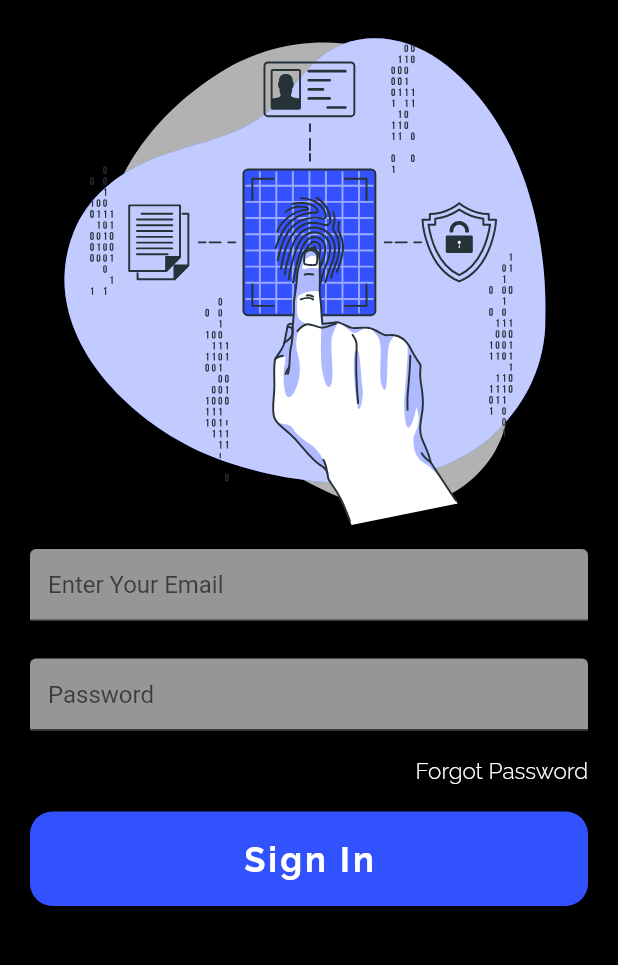
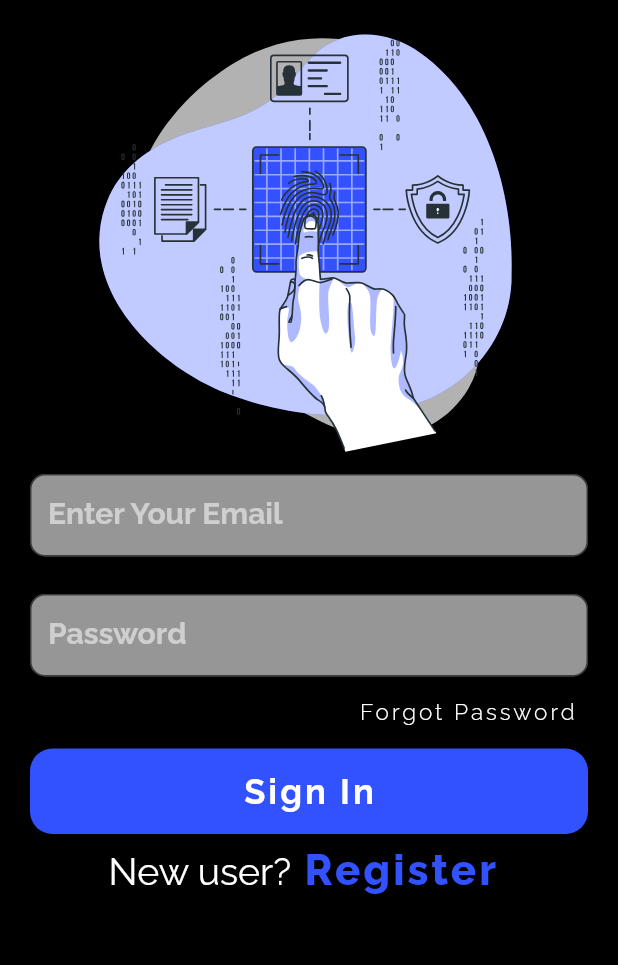
Before and after one commit to udityaprakash/Foodora-Seller-App, a Flutter app: the screen it shows after launch, after a tap on "Sign In", on a phone screen of 412 x 824 dp, the part 75-1040 px from its top. Run offline on Flutter 3.47's test engine with Material 2 defaults, Android fonts, the phone set to English and light mode, and no system bars; our stand-ins replace flutter_svg.

Commit message:
created more pages of forgot pass and register page

```diff
--- a/lib/main.dart
+++ b/lib/main.dart
@@ -2,6 +2,8 @@ import 'package:flutter/material.dart';
 import 'package:foodora_seller/screens/homepage/homepage.dart';
 import 'package:foodora_seller/screens/homepage/loginpage.dart';
 import 'package:foodora_seller/screens/homepage/newsellerpage.dart';
+import 'package:foodora_seller/screens/newregister/register.dart';
+import 'screens/forgotpages/forgotpass.dart';
 import 'screens/splashpage/splash_screen.dart';
 
 void main() {
@@ -15,9 +17,13 @@ class MyApp extends StatelessWidget {
   Widget build(BuildContext context) {
     return MaterialApp(
       debugShowCheckedModeBanner: false,
-      routes: {'/homepage': (_) => const Homepage(),
-      '/siginpage':(_) => const Loginpage(),
-      '/newrestaraunt':(_) => const Newsellerpage()},
+      routes: {
+        '/homepage': (_) => const Homepage(),
+        '/siginpage': (_) => const Loginpage(),
+        '/newrestaraunt': (_) => const Newsellerpage(),
+        '/newregister': (_) => const Register(),
+        '/forgotpass': (_) => const Forgotpassword()
+      },
       theme: ThemeData(
         scaffoldBackgroundColor: Color.fromARGB(255, 0, 0, 0),
         textTheme: Typography().white,
--- a/lib/screens/desigining.dart
+++ b/lib/screens/desigining.dart
@@ -18,7 +18,7 @@ Widget buttongenerator(String quote, BuildContext context, function) {
     ),
     child: Center(
       child: Padding(
-        padding: const EdgeInsets.all(18.0),
+        padding: const EdgeInsets.all(15.0),
         child: Text(
           quote,
           style: const TextStyle(
@@ -32,6 +32,7 @@ Widget buttongenerator(String quote, BuildContext context, function) {
     ),
   );
 }
+
 Widget svggenerator(double h, double w, String uri) {
   return SvgPicture.asset(
     uri,
@@ -41,12 +42,13 @@ Widget svggenerator(double h, double w, String uri) {
 }
 
 Widget textgenerator(
-    String tex, double fontSiz, String fontfamly, double weit) {
+    String tex, double fontSiz, String fontfamly, double weit, Color co) {
   return Text(
     tex,
     style: TextStyle(
       fontFamily: fontfamly,
       fontSize: fontSiz,
+      color: co,
       fontVariations: <FontVariation>[FontVariation('wght', weit)],
     ),
   );
@@ -65,11 +67,41 @@ Widget errortextgenerator(String tex, double fontS, double weit) {
 }
 
 Widget InputFieldgenerator(String hinttxt) {
-  return TextFormField(
-    decoration: InputDecoration(
-      hintText: hinttxt,
-      fillColor: Color.fromRGBO(150, 150, 150, 1.5),
-      filled: true,
+  return SizedBox(
+    height: 55,
+    child: TextFormField(
+      style: const TextStyle(
+        fontSize: 20,
+        fontFamily: 'Raleway',
+        fontWeight: FontWeight.w700,
+      ),
+      decoration: InputDecoration(
+          hintText: hinttxt,
+          hintStyle: const TextStyle(
+              color: Colors.white54,
+              fontSize: 20,
+              fontFamily: 'Raleway',
+              fontWeight: FontWeight.w700),
+          fillColor: Color.fromRGBO(150, 150, 150, 1.5),
+          filled: true,
+          border: const OutlineInputBorder(
+              borderRadius: BorderRadius.all(Radius.circular(10.0)))),
     ),
   );
 }
+
+Widget Textlink(String tex, double fontsiz, BuildContext context,
+    double fontweit,Color co, function) {
+  return TextButton(
+    onPressed: function,
+    child: Text(
+      tex,
+      style: TextStyle(
+          letterSpacing: 2,
+          color: co,
+          fontFamily: 'Raleway',
+          fontVariations: <FontVariation>[FontVariation('wght', fontweit)],
+          fontSize: fontsiz),
+    ),
+  );
+}
--- /dev/null
+++ b/lib/screens/forgotpages/forgotpass.dart
@@ -0,0 +1,25 @@
+import 'package:flutter/material.dart';
+
+import '../desigining.dart';
+
+class Forgotpassword extends StatefulWidget {
+  const Forgotpassword({super.key});
+
+  @override
+  State<Forgotpassword> createState() => _ForgotpasswordState();
+}
+
+class _ForgotpasswordState extends State<Forgotpassword> {
+  @override
+  Widget build(BuildContext context) {
+    return Scaffold(
+      body: SafeArea(
+        child: Center(
+          child:
+              textgenerator('Forgot Password', 20, 'Raleway', 500, Colors.blue),
+        ),
+      ),
+    );
+    ;
+  }
+}
--- a/lib/screens/homepage/homepage.dart
+++ b/lib/screens/homepage/homepage.dart
@@ -44,16 +44,16 @@ class Homepage extends StatelessWidget {
                       Padding(
                         padding: const EdgeInsets.only(left:25.0),
                         child:
-                            textgenerator('Foodora', 50.0, 'FoodoraFont', 700),
+                            textgenerator('Foodora', 50.0, 'FoodoraFont', 700,Colors.white),
                       ),
                       Padding(
                         padding: const EdgeInsets.all(10.0),
                         child: textgenerator(
-                            'for bussiness', 22.0, 'FoodoraFont', 400),
+                            'for bussiness', 22.0, 'FoodoraFont', 400,Colors.white),
                       ),
                     ],
                   ),
-                  textgenerator('Take Your Restraunt Bussiness to Pinnacle', 16, 'Raleway', 800),
+                  textgenerator('Take Your Restraunt Bussiness to Pinnacle', 16, 'Raleway', 800,Colors.white),
                   const SizedBox(
                     height: 25.0,
                   ),
--- a/lib/screens/homepage/loginpage.dart
+++ b/lib/screens/homepage/loginpage.dart
@@ -44,7 +44,7 @@ class _LoginpageState extends State<Loginpage> {
                 children: [
                   Padding(
                     padding: const EdgeInsets.all(8.0),
-                    child: svggenerator(350, 350, 'assets/svg/Fingerprint.svg'),
+                    child: svggenerator(300, 300, 'assets/svg/Fingerprint.svg'),
                   ),
                   InputFieldgenerator('Enter Your Email'),
                   SizedBox(
@@ -62,11 +62,11 @@ class _LoginpageState extends State<Loginpage> {
                     crossAxisAlignment: CrossAxisAlignment.start,
                     children: [
                       errortextgenerator(passwordmessage, 15, 400),
-                      Padding(
-                        padding: const EdgeInsets.symmetric(vertical: 18.0),
-                        child: textgenerator(
-                            'Forgot Password', 15, 'Raleway', 300),
-                      ),
+                      Textlink(
+                          'Forgot Password', 15, context, 300, Colors.white,
+                          () {
+                        Navigator.pushNamed(context, '/forgotpass');
+                      }),
                     ],
                   ),
                   buttongenerator('Sign In', context, () {
@@ -76,6 +76,17 @@ class _LoginpageState extends State<Loginpage> {
                       emailmessage = 'Invalid Email';
                     });
                   }),
+                  Row(
+                    mainAxisAlignment: MainAxisAlignment.center,
+                    children: [
+                      textgenerator(
+                          'New user?', 25, 'Raleway', 400, Colors.white),
+                      Textlink('Register', 28, context, 800,
+                          const Color.fromRGBO(50, 81, 255, 1), () {
+                        Navigator.pushNamed(context, '/newregister');
+                      })
+                    ],
+                  )
                 ],
               ),
             ],
--- /dev/null
+++ b/lib/screens/newregister/register.dart
@@ -0,0 +1,22 @@
+import 'package:flutter/material.dart';
+import 'package:foodora_seller/screens/desigining.dart';
+
+class Register extends StatefulWidget {
+  const Register({super.key});
+
+  @override
+  State<Register> createState() => _RegisterState();
+}
+
+class _RegisterState extends State<Register> {
+  @override
+  Widget build(BuildContext context) {
+    return Scaffold(
+      body: SafeArea(
+        child: Center(
+          child: textgenerator('New Register', 20, 'Raleway', 500, Colors.blue),
+        ),
+      ),
+    );
+  }
+}
--- a/lib/screens/splashpage/splash_screen.dart
+++ b/lib/screens/splashpage/splash_screen.dart
@@ -39,7 +39,7 @@ class _SplashscreenState extends State<Splashscreen> {
                 350,
                 'assets/svg/logo.svg',
               ),
-              textgenerator('Foodora', 60.0, 'FoodoraFont', 700),
+              textgenerator('Foodora', 60.0, 'FoodoraFont', 700,Colors.white),
             ],
           ),
         ),
```
